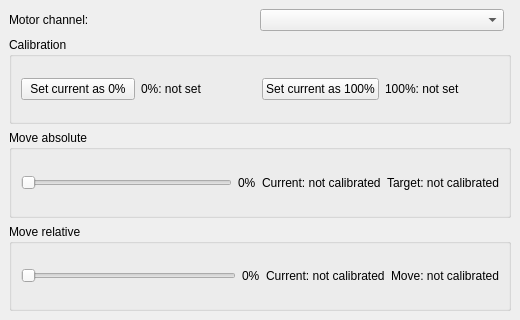
fffish95/qudi-lm-modules, file src/qudi/gui/local/step_motor/ui_stepmotor.ui: the form before one commit.
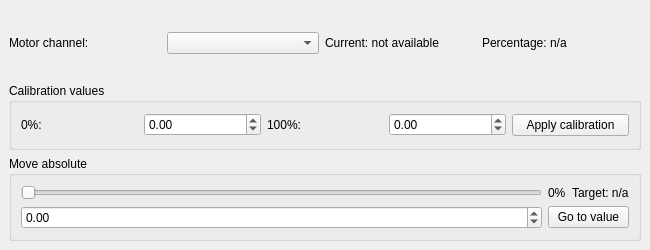
The form after the commit.

Commit message: stepmotor cleanup2

The edit to the form file:
```diff
--- a/src/qudi/gui/local/step_motor/ui_stepmotor.ui
+++ b/src/qudi/gui/local/step_motor/ui_stepmotor.ui
@@ -3,12 +3,7 @@
  <class>MainWindow</class>
  <widget class="QMainWindow" name="MainWindow">
   <property name="geometry">
-   <rect>
-    <x>0</x>
-    <y>0</y>
-    <width>520</width>
-    <height>320</height>
-   </rect>
+   <rect><x>0</x><y>0</y><width>650</width><height>250</height></rect>
   </property>
   <property name="windowTitle">
    <string>Step motor control</string>
@@ -17,136 +12,34 @@
    <layout class="QVBoxLayout" name="verticalLayout">
     <item>
      <layout class="QHBoxLayout" name="channelLayout">
-      <item>
-       <widget class="QLabel" name="motorChannelLabel">
-        <property name="text">
-         <string>Motor channel:</string>
-        </property>
-       </widget>
-      </item>
-      <item>
-       <widget class="QComboBox" name="motorChannelComboBox"/>
-      </item>
-      <item>
-       <spacer name="channelSpacer">
-        <property name="orientation">
-         <enum>Qt::Horizontal</enum>
-        </property>
-        <property name="sizeType">
-         <enum>QSizePolicy::Expanding</enum>
-        </property>
-       </spacer>
-      </item>
+      <item><widget class="QLabel" name="motorChannelLabel"><property name="text"><string>Motor channel:</string></property></widget></item>
+      <item><widget class="QComboBox" name="motorChannelComboBox"/></item>
+      <item><widget class="QLabel" name="currentPositionLabel"><property name="text"><string>Current: not available</string></property></widget></item>
+      <item><widget class="QLabel" name="currentPercentageLabel"><property name="text"><string>Percentage: n/a</string></property></widget></item>
+      <item><spacer name="channelSpacer"><property name="orientation"><enum>Qt::Horizontal</enum></property><property name="sizeType"><enum>QSizePolicy::Expanding</enum></property></spacer></item>
      </layout>
     </item>
     <item>
      <widget class="QGroupBox" name="calibrationGroupBox">
-      <property name="title">
-       <string>Calibration</string>
-      </property>
+      <property name="title"><string>Calibration values</string></property>
       <layout class="QHBoxLayout" name="calibrationLayout">
-       <item>
-        <widget class="QPushButton" name="setZeroButton">
-         <property name="text">
-          <string>Set current as 0%</string>
-         </property>
-        </widget>
-       </item>
-       <item>
-        <widget class="QLabel" name="zeroPositionLabel">
-         <property name="text">
-          <string>0%: not set</string>
-         </property>
-        </widget>
-       </item>
-       <item>
-        <widget class="QPushButton" name="setFullButton">
-         <property name="text">
-          <string>Set current as 100%</string>
-         </property>
-        </widget>
-       </item>
-       <item>
-        <widget class="QLabel" name="fullPositionLabel">
-         <property name="text">
-          <string>100%: not set</string>
-         </property>
-        </widget>
-       </item>
+       <item><widget class="QLabel" name="zeroLabel"><property name="text"><string>0%:</string></property></widget></item>
+       <item><widget class="QDoubleSpinBox" name="zeroSpinBox"><property name="decimals"><number>2</number></property><property name="minimum"><double>-1000000.000000000000000</double></property><property name="maximum"><double>1000000.000000000000000</double></property></widget></item>
+       <item><widget class="QLabel" name="fullLabel"><property name="text"><string>100%:</string></property></widget></item>
+       <item><widget class="QDoubleSpinBox" name="fullSpinBox"><property name="decimals"><number>2</number></property><property name="minimum"><double>-1000000.000000000000000</double></property><property name="maximum"><double>1000000.000000000000000</double></property></widget></item>
+       <item><widget class="QPushButton" name="applyCalibrationButton"><property name="text"><string>Apply calibration</string></property></widget></item>
       </layout>
      </widget>
     </item>
     <item>
      <widget class="QGroupBox" name="absoluteGroupBox">
-      <property name="title">
-       <string>Move absolute</string>
-      </property>
-      <layout class="QHBoxLayout" name="absoluteLayout">
-       <item>
-        <widget class="QSlider" name="moveAbsSlider">
-         <property name="orientation">
-          <enum>Qt::Horizontal</enum>
-         </property>
-        </widget>
-       </item>
-       <item>
-        <widget class="QLabel" name="moveAbsPercentageLabel">
-         <property name="text">
-          <string>0%</string>
-         </property>
-        </widget>
-       </item>
-       <item>
-        <widget class="QLabel" name="moveAbsPositionLabel">
-         <property name="text">
-           <string>Current: not calibrated</string>
-         </property>
-        </widget>
-        </item>
-        <item>
-         <widget class="QLabel" name="moveAbsTargetLabel">
-          <property name="text">
-           <string>Target: not calibrated</string>
-          </property>
-         </widget>
-       </item>
-      </layout>
-     </widget>
-    </item>
-    <item>
-     <widget class="QGroupBox" name="relativeGroupBox">
-      <property name="title">
-       <string>Move relative</string>
-      </property>
-      <layout class="QHBoxLayout" name="relativeLayout">
-       <item>
-        <widget class="QSlider" name="moveRelSlider">
-         <property name="orientation">
-          <enum>Qt::Horizontal</enum>
-         </property>
-        </widget>
-       </item>
-       <item>
-        <widget class="QLabel" name="moveRelPercentageLabel">
-         <property name="text">
-          <string>0%</string>
-         </property>
-        </widget>
-       </item>
-       <item>
-        <widget class="QLabel" name="moveRelPositionLabel">
-         <property name="text">
-           <string>Current: not calibrated</string>
-         </property>
-        </widget>
-       </item>
-        <item>
-         <widget class="QLabel" name="moveRelTargetLabel">
-          <property name="text">
-           <string>Move: not calibrated</string>
-          </property>
-         </widget>
-        </item>
+      <property name="title"><string>Move absolute</string></property>
+      <layout class="QGridLayout" name="absoluteLayout">
+       <item row="0" column="0"><widget class="QSlider" name="moveAbsSlider"><property name="orientation"><enum>Qt::Horizontal</enum></property></widget></item>
+       <item row="0" column="1"><widget class="QLabel" name="moveAbsPercentageLabel"><property name="text"><string>0%</string></property></widget></item>
+       <item row="0" column="2"><widget class="QLabel" name="moveAbsTargetLabel"><property name="text"><string>Target: n/a</string></property></widget></item>
+       <item row="1" column="0"><widget class="QDoubleSpinBox" name="moveAbsValueSpinBox"><property name="decimals"><number>2</number></property><property name="minimum"><double>-1000000.000000000000000</double></property><property name="maximum"><double>1000000.000000000000000</double></property></widget></item>
+       <item row="1" column="1" colspan="2"><widget class="QPushButton" name="moveAbsButton"><property name="text"><string>Go to value</string></property></widget></item>
       </layout>
      </widget>
     </item>
```
The commit also changes 1 other file.
